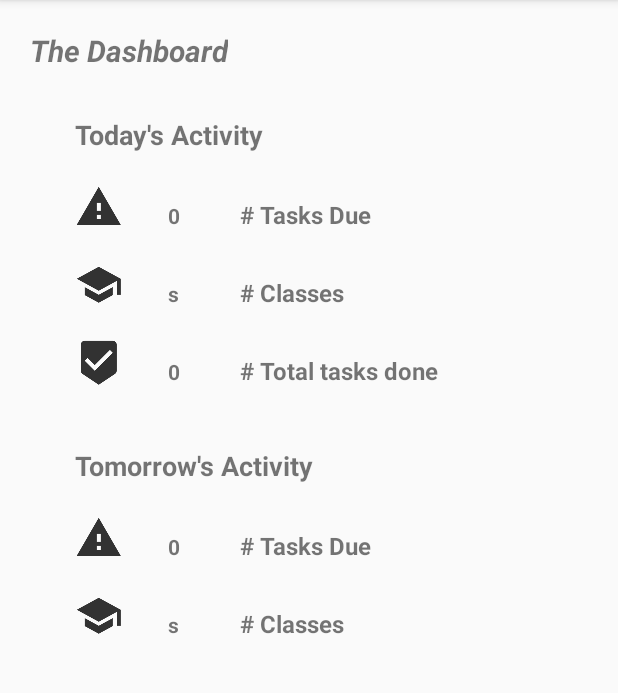
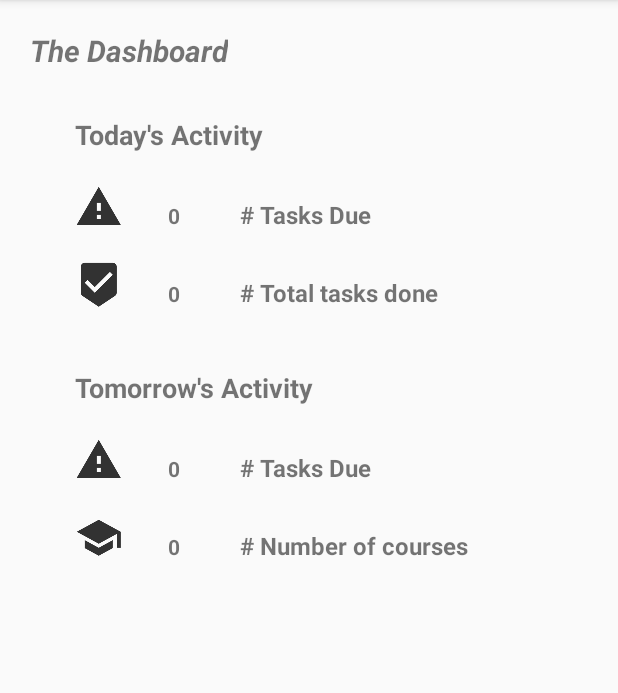
Before and after one commit to amitlevy21/Time-Saver, an Android app: the screen it shows after launch once a user with an empty profile is signed in (DashboardActivity), on a phone screen of 412 x 824 dp, the part 84-777 px from its top. Run offline under Robolectric (Android 15) with nearby library versions, the phone set to English and light mode, and no system bars; our stand-ins replace ButterKnife, Firebase (no records; nobody signed in at launch, a user with empty details on screens opened directly); libraries missing offline, so code that uses them is left out: com.mikepenz.materialdrawer; 4 statements that could not run were skipped.

Commit message:
dashboard tasks, now working

```diff
--- a/app/src/main/java/com/example/amit/timesaver/Course.java
+++ b/app/src/main/java/com/example/amit/timesaver/Course.java
@@ -21,6 +21,7 @@ class Course implements Serializable{
     public Course(String name) {
         this.name = name;
     }
+
 
     public String getName() {
         return name;
--- a/app/src/main/java/com/example/amit/timesaver/DashboardActivity.java
+++ b/app/src/main/java/com/example/amit/timesaver/DashboardActivity.java
@@ -18,7 +18,9 @@ import com.google.firebase.database.ValueEventListener;
 
 import java.util.ArrayList;
 import java.util.HashMap;
+import java.util.HashSet;
 import java.util.Map;
+import java.util.Set;
 
 
 public class DashboardActivity extends BaseActivity {
@@ -32,9 +34,10 @@ public class DashboardActivity extends BaseActivity {
     private MyDate day;
     private Calendar calendar;
     private int today = 0, tomorrow = 0, taskDay = 0;
-    int tasksForToday = 0, tasksForTomorrow = 0, numOfTasksDone = 0;
+    private int tasksForToday = 0, tasksForTomorrow = 0, numOfTasksDone = 0, numOfTotalCourses = 0;
     private ArrayList<Task> tasks;
 
+    private ArrayList<Course> courses = new ArrayList<>();
 
     @Override
     protected void onCreate(Bundle savedInstanceState) {
@@ -50,19 +53,21 @@ public class DashboardActivity extends BaseActivity {
         databaseReference = mFirebaseDatabase.getReference();
         mAuth = FirebaseAuth.getInstance();
 
-        tasks = dashboard.getTasks();
+        tasks = TaskManager.getInstance().getPendingTasks();
         TaskManager.getInstance().setPendingTasks(tasks);
 
         FirebaseUser currentUser = mAuth.getCurrentUser();
         userID = currentUser.getUid();
+
+        courses = dashboard.getCourses();
     }
 
     @Override
     protected void onResume() {
         super.onResume();
         loadSemestersFromFireBase();
-        updateStats();
         updateDashboardStats();
+
     }
 
     private void loadSemestersFromFireBase() {
@@ -113,32 +118,12 @@ public class DashboardActivity extends BaseActivity {
         });
     }
 
-    private void updateStats() {
-        int[] quantityToday = {dashboard.getNumOfTodaysTasksDue(), dashboard.getNumOfTodaysClasses(), dashboard.getNumOfTotalTasksDone()};
-        int[] quantityTomorrow = {dashboard.getNumOfTomorrowsTasksDue(), dashboard.getNumOfTomorrowsClasses()};
-
-        TableLayout tableLayoutToday = findViewById(R.id.dashboard_table_today);
-
-        for (int i = 0; i < quantityToday.length; i++) {
-            TableRow row = (TableRow) tableLayoutToday.getChildAt(i);
-            TextView textView = (TextView) row.getChildAt(1);
-            textView.setText(String.valueOf(quantityToday[i]));
-
-        }
-
-        TableLayout tableLayoutTomorrow = findViewById(R.id.dashboard_table_tomorrow);
-
-        for (int i = 0; i < quantityTomorrow.length; i++) {
-            TableRow row = (TableRow) tableLayoutTomorrow.getChildAt(i);
-            TextView textView = (TextView) row.getChildAt(1);
-            textView.setText(String.valueOf(quantityToday[i]));
-        }
-    }
-
     private void updateDashboardStats(){
         calendar = Calendar.getInstance();
         today = (calendar.get(Calendar.YEAR)) * (calendar.get(Calendar.MONTH)+1) * (calendar.get(Calendar.DAY_OF_MONTH));
         tomorrow = (calendar.get(Calendar.YEAR)) * (calendar.get(Calendar.MONTH)+1) * (calendar.get(Calendar.DAY_OF_MONTH)+1);
+
+        numOfTotalCourses = courses.size();
 
         for(int i = 0; i < tasks.size(); i++){
             if(!(tasks.get(i).isDone()) ){
@@ -156,17 +141,14 @@ public class DashboardActivity extends BaseActivity {
         TextView tasksForTodayText = (TextView)findViewById(R.id.dashboard_num_of_tasks_due_today);
         tasksForTodayText.setText(String.valueOf(tasksForToday));
 
-        TextView coursesForTodayText = (TextView)findViewById(R.id.dashboard_num_of_classes_today);
-        coursesForTodayText.setText("s");
-
         TextView tasksDoneText = (TextView)findViewById(R.id.dashboard_total_tasks_done);
         tasksDoneText.setText(String.valueOf(numOfTasksDone));
 
         TextView tasksForTomorrowText = (TextView)findViewById(R.id.dashboard_num_of_tasks_due_tomorrow);
         tasksForTomorrowText.setText(String.valueOf(tasksForTomorrow));
 
-        TextView coursesForTomorrowText = (TextView)findViewById(R.id.dashboard_num_of_classes_tomorrow);
-        coursesForTomorrowText.setText("s");
+        TextView tatalCoursesText = (TextView)findViewById(R.id.dashboard_num_of_classes);
+        tatalCoursesText.setText(String.valueOf(numOfTotalCourses));
 
     }
 }
--- a/app/src/main/java/com/example/amit/timesaver/MyDate.java
+++ b/app/src/main/java/com/example/amit/timesaver/MyDate.java
@@ -34,7 +34,7 @@ class MyDate implements Comparable<MyDate> , Serializable{
     }
 
     public int getMonth() {
-        return month + 1;
+        return month;
     }
 
     public void setMonth(int month) {
--- a/app/src/main/res/layout/activity_dashboard.xml
+++ b/app/src/main/res/layout/activity_dashboard.xml
@@ -66,36 +66,6 @@
                     android:text="@string/tasks_due"/>
             </TableRow>
 
-            <TableRow
-                android:id="@+id/table_row_class"
-                android:layout_width="match_parent"
-                android:layout_height="wrap_content"
-                android:layout_marginTop="@dimen/small_margin">
-
-                <ImageView
-                    android:id="@+id/image_classes"
-                    android:layout_width="wrap_content"
-                    android:layout_height="wrap_content"
-                    android:src="@drawable/classes_today"
-                    android:contentDescription="@string/dashboard_classes" />
-
-                <TextView
-                    android:id="@+id/dashboard_num_of_classes_today"
-                    android:layout_width="wrap_content"
-                    android:layout_height="wrap_content"
-                    android:layout_marginTop="10dp"
-                    android:layout_marginStart="@dimen/large_margin"
-                    android:textStyle="bold"/>
-
-                <TextView
-                    android:layout_width="wrap_content"
-                    android:layout_height="wrap_content"
-                    android:layout_marginTop="10dp"
-                    android:layout_marginStart="@dimen/extra_large_margin"
-                    android:textStyle="bold"
-                    android:textSize="@dimen/small_text_size"
-                    android:text="@string/dashboard_classes"/>
-            </TableRow>
 
             <TableRow
                 android:id="@+id/table_total_tasks_done"
@@ -185,10 +155,10 @@
                     android:layout_width="wrap_content"
                     android:layout_height="wrap_content"
                     android:src="@drawable/classes_today"
-                    android:contentDescription="@string/dashboard_classes" />
+                    android:contentDescription="@string/dashboard_courses" />
 
                 <TextView
-                    android:id="@+id/dashboard_num_of_classes_tomorrow"
+                    android:id="@+id/dashboard_num_of_classes"
                     android:layout_width="wrap_content"
                     android:layout_height="wrap_content"
                     android:layout_marginTop="10dp"
@@ -202,7 +172,7 @@
                     android:layout_marginStart="@dimen/extra_large_margin"
                     android:textStyle="bold"
                     android:textSize="@dimen/small_text_size"
-                    android:text="@string/dashboard_classes"/>
+                    android:text="@string/dashboard_courses"/>
             </TableRow>
 
         </TableLayout>
--- a/app/src/main/res/values/strings.xml
+++ b/app/src/main/res/values/strings.xml
@@ -18,7 +18,7 @@
     <string name="dashboard">The Dashboard</string>
     <string name="dashboard_today">Today\'s Activity</string>
     <string name="tasks_due"># Tasks Due</string>
-    <string name="dashboard_classes"># Classes</string>
+    <string name="dashboard_courses"># Number of courses</string>
     <string name="total_tasks_done"># Total tasks done</string>
     <string name="tomorrows_activity">Tomorrow\'s Activity</string>
     <string name="logo">logo</string>
```
